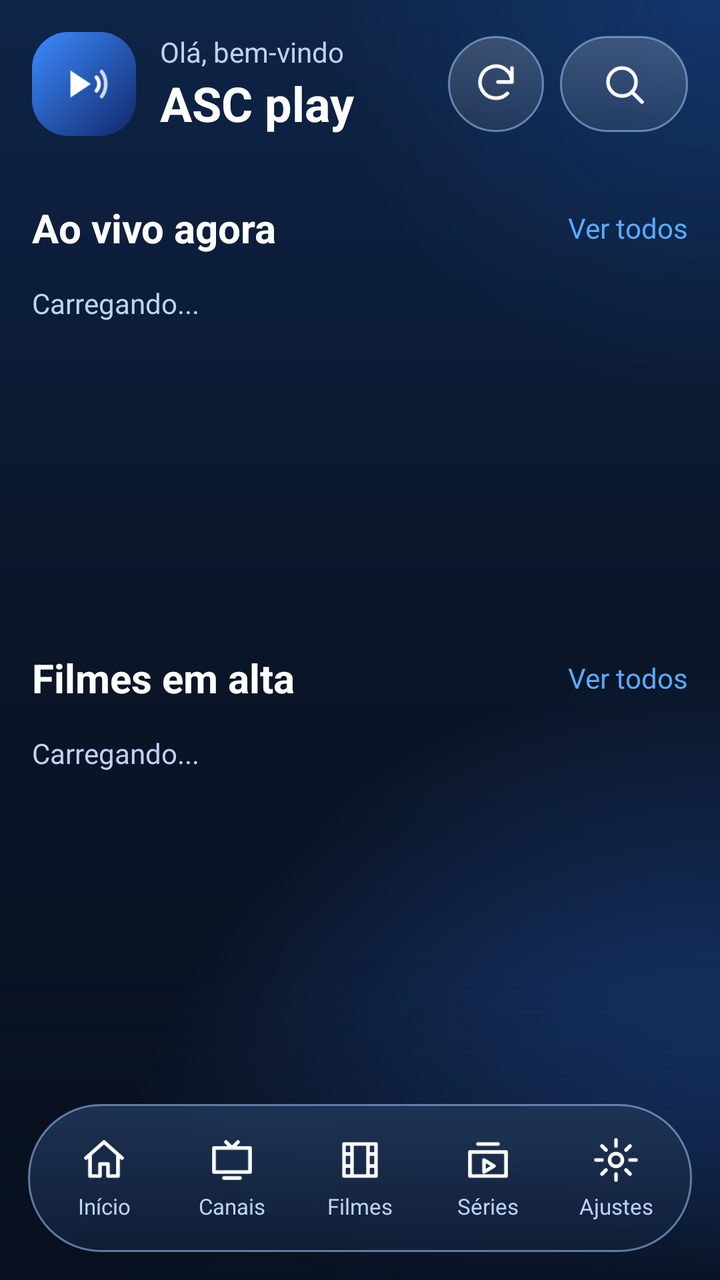
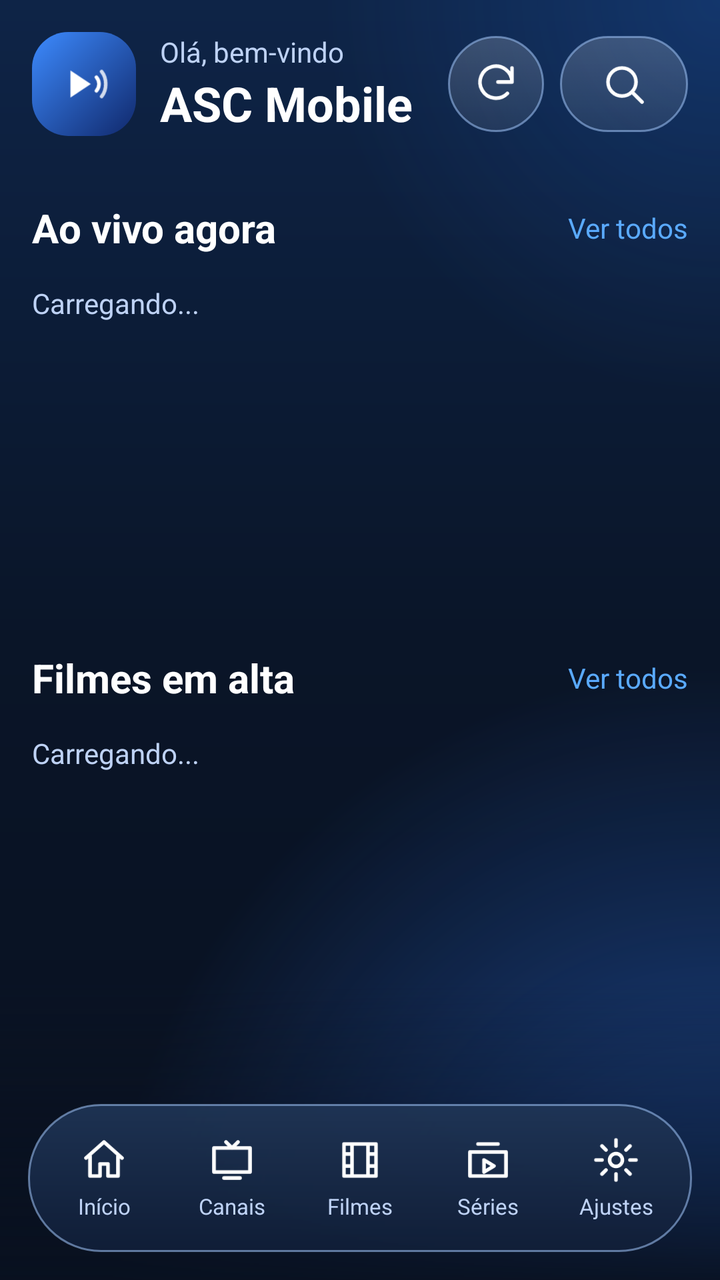

The first picture is an Android layout as it rendered before a commit; the second is the same layout after the commit. The layout source and the unified diff follow.
<!-- AndroidManifest.xml: application theme AppTheme -->
<!-- res/layout/activity_home.xml -->
<?xml version="1.0" encoding="utf-8"?>
<FrameLayout xmlns:android="http://schemas.android.com/apk/res/android"
    android:layout_width="match_parent"
    android:layout_height="match_parent"
    android:background="@drawable/bg_gradient">

    <ScrollView
        android:id="@+id/scroll_home"
        android:layout_width="match_parent"
        android:layout_height="match_parent"
        android:clipToPadding="false"
        android:overScrollMode="never"
        android:paddingBottom="@dimen/nav_clear"
        android:scrollbars="none">

        <LinearLayout
            android:layout_width="match_parent"
            android:layout_height="wrap_content"
            android:orientation="vertical"
            android:paddingStart="@dimen/screen_pad_h"
            android:paddingTop="16dp"
            android:paddingEnd="@dimen/screen_pad_h">

            <LinearLayout
                android:layout_width="match_parent"
                android:layout_height="wrap_content"
                android:gravity="center_vertical"
                android:orientation="horizontal">

                <ImageView
                    android:layout_width="52dp"
                    android:layout_height="52dp"
                    android:contentDescription="ASC play"
                    android:src="@drawable/ic_brand" />

                <LinearLayout
                    android:layout_width="0dp"
                    android:layout_height="wrap_content"
                    android:layout_marginStart="12dp"
                    android:layout_weight="1"
                    android:orientation="vertical">

                    <TextView
                        android:layout_width="wrap_content"
                        android:layout_height="wrap_content"
                        android:text="Olá, bem-vindo"
                        android:textColor="@color/asc_text2"
                        android:textSize="14sp" />

                    <TextView
                        android:layout_width="wrap_content"
                        android:layout_height="wrap_content"
                        android:text="ASC play"
                        android:textColor="@color/asc_text"
                        android:textSize="24sp"
                        android:textStyle="bold" />
                </LinearLayout>

                <ImageView
                    android:id="@+id/nav_refresh"
                    android:layout_width="48dp"
                    android:layout_height="48dp"
                    android:background="@drawable/bg_glass_pill"
                    android:clickable="true"
                    android:contentDescription="Atualizar lista"
                    android:focusable="true"
                    android:padding="12dp"
                    android:src="@drawable/ic_refresh" />

                <ImageView
                    android:id="@+id/btn_search_home"
                    android:layout_width="64dp"
                    android:layout_height="48dp"
                    android:layout_marginStart="8dp"
                    android:background="@drawable/bg_glass_pill"
                    android:clickable="true"
                    android:contentDescription="Pesquisar"
                    android:focusable="true"
                    android:padding="12dp"
                    android:src="@drawable/ic_search" />
            </LinearLayout>

            <LinearLayout
                android:id="@+id/group_update"
                android:layout_width="match_parent"
                android:layout_height="wrap_content"
                android:layout_marginTop="14dp"
                android:background="@drawable/bg_banner_panel"
                android:orientation="vertical"
                android:padding="14dp"
                android:visibility="gone">

                <TextView
                    android:id="@+id/tv_update"
                    android:layout_width="match_parent"
                    android:layout_height="wrap_content"
                    android:textColor="@color/asc_text"
                    android:textSize="15sp" />

                <LinearLayout
                    android:layout_width="match_parent"
                    android:layout_height="wrap_content"
                    android:layout_marginTop="10dp"
                    android:orientation="horizontal">

                    <Button
                        android:id="@+id/btn_update_now"
                        android:layout_width="0dp"
                        android:layout_height="@dimen/btn_min_h"
                        android:layout_marginEnd="8dp"
                        android:layout_weight="1"
                        android:background="@drawable/bg_button"
                        android:text="@string/btn_update_now"
                        android:textAllCaps="false"
                        android:textColor="@color/asc_text"
                        android:textSize="@dimen/btn_text" />

                    <Button
                        android:id="@+id/btn_update_later"
                        android:layout_width="0dp"
                        android:layout_height="@dimen/btn_min_h"
                        android:layout_weight="1"
                        android:background="@drawable/bg_glass_pill"
                        android:text="@string/btn_update_later"
                        android:textAllCaps="false"
                        android:textColor="@color/asc_text"
                        android:textSize="@dimen/btn_text" />
                </LinearLayout>
            </LinearLayout>

            <FrameLayout
                android:id="@+id/banner_featured"
                android:layout_width="match_parent"
                android:layout_height="300dp"
                android:layout_marginTop="16dp"
                android:background="@drawable/bg_home_image"
                android:clipToOutline="true"
                android:visibility="gone">

                <ImageView
                    android:id="@+id/iv_banner"
                    android:layout_width="match_parent"
                    android:layout_height="match_parent"
                    android:contentDescription="@null"
                    android:scaleType="centerCrop" />

                <LinearLayout
                    android:layout_width="match_parent"
                    android:layout_height="wrap_content"
                    android:layout_gravity="bottom"
                    android:layout_margin="12dp"
                    android:background="@drawable/bg_banner_panel"
                    android:orientation="vertical"
                    android:padding="14dp">

                    <TextView
                        android:id="@+id/tv_banner_title"
                        android:layout_width="match_parent"
                        android:layout_height="wrap_content"
                        android:ellipsize="end"
                        android:maxLines="2"
                        android:textColor="@color/asc_text"
                        android:textSize="22sp"
                        android:textStyle="bold" />

                    <Button
                        android:id="@+id/btn_banner_play"
                        android:layout_width="wrap_content"
                        android:layout_height="@dimen/btn_min_h"
                        android:layout_marginTop="10dp"
                        android:background="@drawable/bg_button"
                        android:minWidth="140dp"
                        android:text="Assistir"
                        android:textAllCaps="false"
                        android:textColor="@color/asc_text"
                        android:textSize="@dimen/btn_text"
                        android:textStyle="bold" />
                </LinearLayout>
            </FrameLayout>

            <LinearLayout
                android:id="@+id/group_continue"
                android:layout_width="match_parent"
                android:layout_height="wrap_content"
                android:orientation="vertical"
                android:visibility="gone">

                <TextView
                    android:layout_width="match_parent"
                    android:layout_height="wrap_content"
                    android:layout_marginTop="22dp"
                    android:layout_marginBottom="8dp"
                    android:text="Continue assistindo"
                    android:textColor="@color/asc_text"
                    android:textSize="@dimen/section_text"
                    android:textStyle="bold" />

                <HorizontalScrollView
                    android:layout_width="match_parent"
                    android:layout_height="@dimen/rail_h_poster"
                    android:clipChildren="false"
                    android:clipToPadding="false"
                    android:overScrollMode="never"
                    android:scrollbars="none">

                    <LinearLayout
                        android:id="@+id/rail_continue"
                        android:layout_width="wrap_content"
                        android:layout_height="match_parent"
                        android:clipChildren="false"
                        android:orientation="horizontal" />
                </HorizontalScrollView>
            </LinearLayout>

            <LinearLayout
                android:layout_width="match_parent"
                android:layout_height="wrap_content"
                android:layout_marginTop="22dp"
                android:gravity="center_vertical"
                android:orientation="horizontal">

                <TextView
                    android:layout_width="0dp"
                    android:layout_height="wrap_content"
                    android:layout_weight="1"
                    android:text="Ao vivo agora"
                    android:textColor="@color/asc_text"
                    android:textSize="@dimen/section_text"
                    android:textStyle="bold" />

                <TextView
                    android:id="@+id/more_live"
                    android:layout_width="wrap_content"
                    android:layout_height="48dp"
                    android:clickable="true"
                    android:focusable="true"
                    android:gravity="center_vertical"
                    android:text="Ver todos"
                    android:textColor="@color/asc_blue_light"
                    android:textSize="14sp" />
            </LinearLayout>

            <TextView
                android:id="@+id/st_live"
                android:layout_width="match_parent"
                android:layout_height="wrap_content"
                android:paddingTop="4dp"
                android:text="Carregando..."
                android:textColor="@color/asc_text2"
                android:textSize="14sp" />

            <HorizontalScrollView
                android:layout_width="match_parent"
                android:layout_height="@dimen/rail_h_channel"
                android:clipChildren="false"
                android:clipToPadding="false"
                android:overScrollMode="never"
                android:scrollbars="none">

                <LinearLayout
                    android:id="@+id/rail_live"
                    android:layout_width="wrap_content"
                    android:layout_height="match_parent"
                    android:clipChildren="false"
                    android:orientation="horizontal" />
            </HorizontalScrollView>

            <LinearLayout
                android:layout_width="match_parent"
                android:layout_height="wrap_content"
                android:layout_marginTop="22dp"
                android:gravity="center_vertical"
                android:orientation="horizontal">

                <TextView
                    android:layout_width="0dp"
                    android:layout_height="wrap_content"
                    android:layout_weight="1"
                    android:text="Filmes em alta"
                    android:textColor="@color/asc_text"
                    android:textSize="@dimen/section_text"
                    android:textStyle="bold" />

                <TextView
                    android:id="@+id/more_movie"
                    android:layout_width="wrap_content"
                    android:layout_height="48dp"
                    android:clickable="true"
                    android:focusable="true"
                    android:gravity="center_vertical"
                    android:text="Ver todos"
                    android:textColor="@color/asc_blue_light"
                    android:textSize="14sp" />
            </LinearLayout>

            <TextView
                android:id="@+id/st_movie"
                android:layout_width="match_parent"
                android:layout_height="wrap_content"
                android:paddingTop="4dp"
                android:text="Carregando..."
                android:textColor="@color/asc_text2"
                android:textSize="14sp" />

            <HorizontalScrollView
                android:layout_width="match_parent"
                android:layout_height="@dimen/rail_h_poster"
                android:clipChildren="false"
                android:clipToPadding="false"
                android:overScrollMode="never"
                android:scrollbars="none">

                <LinearLayout
                    android:id="@+id/rail_movie"
                    android:layout_width="wrap_content"
                    android:layout_height="match_parent"
                    android:clipChildren="false"
                    android:orientation="horizontal" />
            </HorizontalScrollView>

            <LinearLayout
                android:layout_width="match_parent"
                android:layout_height="wrap_content"
                android:layout_marginTop="22dp"
                android:gravity="center_vertical"
                android:orientation="horizontal">

                <TextView
                    android:layout_width="0dp"
                    android:layout_height="wrap_content"
                    android:layout_weight="1"
                    android:text="Séries em alta"
                    android:textColor="@color/asc_text"
                    android:textSize="@dimen/section_text"
                    android:textStyle="bold" />

                <TextView
                    android:id="@+id/more_series"
                    android:layout_width="wrap_content"
                    android:layout_height="48dp"
                    android:clickable="true"
                    android:focusable="true"
                    android:gravity="center_vertical"
                    android:text="Ver todos"
                    android:textColor="@color/asc_blue_light"
                    android:textSize="14sp" />
            </LinearLayout>

            <TextView
                android:id="@+id/st_series"
                android:layout_width="match_parent"
                android:layout_height="wrap_content"
                android:paddingTop="4dp"
                android:text="Carregando..."
                android:textColor="@color/asc_text2"
                android:textSize="14sp" />

            <HorizontalScrollView
                android:layout_width="match_parent"
                android:layout_height="@dimen/rail_h_poster"
                android:clipChildren="false"
                android:clipToPadding="false"
                android:overScrollMode="never"
                android:scrollbars="none">

                <LinearLayout
                    android:id="@+id/rail_series"
                    android:layout_width="wrap_content"
                    android:layout_height="match_parent"
                    android:clipChildren="false"
                    android:orientation="horizontal" />
            </HorizontalScrollView>
        </LinearLayout>
    </ScrollView>

    <View
        android:layout_width="match_parent"
        android:layout_height="150dp"
        android:layout_gravity="bottom"
        android:background="@drawable/bg_fade_bottom"
        android:clickable="false" />

    <include
        android:id="@+id/group_nav"
        layout="@layout/layout_nav"
        android:layout_width="match_parent"
        android:layout_height="wrap_content"
        android:layout_gravity="bottom"
        android:layout_marginLeft="@dimen/nav_margin"
        android:layout_marginRight="@dimen/nav_margin"
        android:layout_marginBottom="@dimen/nav_margin" />
</FrameLayout>
<!-- res/layout/layout_nav.xml (included above) -->
<?xml version="1.0" encoding="utf-8"?>
<LinearLayout xmlns:android="http://schemas.android.com/apk/res/android"
    android:layout_width="match_parent"
    android:layout_height="wrap_content"
    android:background="@drawable/bg_nav"
    android:gravity="center"
    android:orientation="horizontal"
    android:padding="6dp">

    <TextView
        android:id="@+id/nav_home"
        android:layout_width="0dp"
        android:layout_height="58dp"
        android:layout_margin="2dp"
        android:layout_weight="1"
        android:background="@drawable/bg_nav_item"
        android:clickable="true"
        android:contentDescription="Início"
        android:drawableTop="@drawable/ic_nav_home"
        android:drawablePadding="2dp"
        android:focusable="true"
        android:gravity="center"
        android:paddingTop="8dp"
        android:paddingBottom="6dp"
        android:singleLine="true"
        android:text="Início"
        android:textColor="@color/nav_text"
        android:textSize="11sp" />

    <TextView
        android:id="@+id/nav_live"
        android:layout_width="0dp"
        android:layout_height="58dp"
        android:layout_margin="2dp"
        android:layout_weight="1"
        android:background="@drawable/bg_nav_item"
        android:clickable="true"
        android:contentDescription="Canais"
        android:drawableTop="@drawable/ic_nav_live"
        android:drawablePadding="2dp"
        android:focusable="true"
        android:gravity="center"
        android:paddingTop="8dp"
        android:paddingBottom="6dp"
        android:singleLine="true"
        android:text="Canais"
        android:textColor="@color/nav_text"
        android:textSize="11sp" />

    <TextView
        android:id="@+id/nav_movie"
        android:layout_width="0dp"
        android:layout_height="58dp"
        android:layout_margin="2dp"
        android:layout_weight="1"
        android:background="@drawable/bg_nav_item"
        android:clickable="true"
        android:contentDescription="Filmes"
        android:drawableTop="@drawable/ic_nav_movie"
        android:drawablePadding="2dp"
        android:focusable="true"
        android:gravity="center"
        android:paddingTop="8dp"
        android:paddingBottom="6dp"
        android:singleLine="true"
        android:text="Filmes"
        android:textColor="@color/nav_text"
        android:textSize="11sp" />

    <TextView
        android:id="@+id/nav_series"
        android:layout_width="0dp"
        android:layout_height="58dp"
        android:layout_margin="2dp"
        android:layout_weight="1"
        android:background="@drawable/bg_nav_item"
        android:clickable="true"
        android:contentDescription="Séries"
        android:drawableTop="@drawable/ic_nav_series"
        android:drawablePadding="2dp"
        android:focusable="true"
        android:gravity="center"
        android:paddingTop="8dp"
        android:paddingBottom="6dp"
        android:singleLine="true"
        android:text="Séries"
        android:textColor="@color/nav_text"
        android:textSize="11sp" />

    <TextView
        android:id="@+id/nav_settings"
        android:layout_width="0dp"
        android:layout_height="58dp"
        android:layout_margin="2dp"
        android:layout_weight="1"
        android:background="@drawable/bg_nav_item"
        android:clickable="true"
        android:contentDescription="Ajustes"
        android:drawableTop="@drawable/ic_nav_settings"
        android:drawablePadding="2dp"
        android:focusable="true"
        android:gravity="center"
        android:paddingTop="8dp"
        android:paddingBottom="6dp"
        android:singleLine="true"
        android:text="Ajustes"
        android:textColor="@color/nav_text"
        android:textSize="11sp" />

</LinearLayout>
<!-- resources referenced by this layout -->
<resources>
  <color name="asc_blue_light">#5AAAFF</color>
  <color name="asc_text">#FFFFFF</color>
  <color name="asc_text2">#BED2F5</color>
  <dimen name="btn_min_h">48dp</dimen>
  <dimen name="btn_text">16sp</dimen>
  <dimen name="nav_clear">104dp</dimen>
  <dimen name="nav_margin">14dp</dimen>
  <dimen name="rail_h_channel">132dp</dimen>
  <dimen name="rail_h_poster">260dp</dimen>
  <dimen name="screen_pad_h">16dp</dimen>
  <dimen name="section_text">20sp</dimen>
  <!-- drawable bg_banner_panel (drawable) -->
  <?xml version="1.0" encoding="utf-8"?>
  <shape xmlns:android="http://schemas.android.com/apk/res/android" android:shape="rectangle">
      <gradient android:angle="270" android:startColor="#992A4A7C" android:endColor="#CC0B1B32" />
      <stroke android:width="1dp" android:color="#9996B9EB" />
      <corners android:radius="24dp" />
  </shape>
  <!-- drawable bg_fade_bottom (drawable) -->
  <?xml version="1.0" encoding="utf-8"?>
  <shape xmlns:android="http://schemas.android.com/apk/res/android" android:shape="rectangle">
      <gradient android:angle="270" android:startColor="#000A1426" android:endColor="#F208101F" />
  </shape>
  <!-- drawable bg_home_image (drawable) -->
  <?xml version="1.0" encoding="utf-8"?>
  <shape xmlns:android="http://schemas.android.com/apk/res/android" android:shape="rectangle">
      <gradient android:angle="270" android:startColor="#4A78C8" android:endColor="#1B2A6B" />
      <corners android:radius="22dp" />
  </shape>
  <!-- drawable bg_nav (drawable) -->
  <?xml version="1.0" encoding="utf-8"?>
  <shape xmlns:android="http://schemas.android.com/apk/res/android" android:shape="rectangle">
      <gradient android:angle="270" android:startColor="#E61F3556" android:endColor="#E6101E38" />
      <stroke android:width="1dp" android:color="#9996B9EB" />
      <corners android:radius="36dp" />
  </shape>
  <!-- drawable ic_nav_home (drawable) -->
  <?xml version="1.0" encoding="utf-8"?>
  <vector xmlns:android="http://schemas.android.com/apk/res/android"
      android:width="24dp" android:height="24dp" android:viewportWidth="24" android:viewportHeight="24">
      <path android:fillColor="#00000000" android:strokeColor="#FFFFFF" android:strokeWidth="1.8"
          android:strokeLineCap="round" android:strokeLineJoin="round" android:pathData="M3 11l9-8 9 8M5 10v10h5v-6h4v6h5V10" />
  </vector>
  <!-- drawable ic_nav_live (drawable) -->
  <?xml version="1.0" encoding="utf-8"?>
  <vector xmlns:android="http://schemas.android.com/apk/res/android"
      android:width="24dp" android:height="24dp" android:viewportWidth="24" android:viewportHeight="24">
      <path android:fillColor="#00000000" android:strokeColor="#FFFFFF" android:strokeWidth="1.8"
          android:strokeLineCap="round" android:strokeLineJoin="round" android:pathData="M3 6h18v12H3zM8 21h8M9 3l3 3 3-3" />
  </vector>
  <!-- drawable ic_refresh (drawable) -->
  <?xml version="1.0" encoding="utf-8"?>
  <vector xmlns:android="http://schemas.android.com/apk/res/android"
      android:width="24dp" android:height="24dp" android:viewportWidth="24" android:viewportHeight="24">
      <path android:fillColor="#00000000" android:strokeColor="#FFFFFF" android:strokeWidth="1.8"
          android:strokeLineCap="round" android:strokeLineJoin="round" android:pathData="M20 11a8 8 0 1 0 -2.3 5.7M20 4v7h-7" />
  </vector>
  <string name="btn_update_later">Depois</string>
  <string name="btn_update_now">Atualizar</string>
  <style name="AppTheme" parent="android:Theme.Material.NoActionBar">
          <item name="android:windowBackground">@drawable/bg_gradient</item>
          <item name="android:statusBarColor">#0B1B32</item>
          <item name="android:navigationBarColor">#08101F</item>
          <item name="android:colorAccent">@color/asc_blue</item>
          <item name="android:textColorHint">#8FA6CC</item>
      </style>
  <color name="asc_blue">#2F7DFF</color>
  <!-- unchanged entries left out for length: 10 -->
</resources>

<!-- the commit's change to res/layout/activity_home.xml (unified diff, before → after) -->
@@ -30,7 +30,7 @@
                 <ImageView
                     android:layout_width="52dp"
                     android:layout_height="52dp"
-                    android:contentDescription="ASC play"
+                    android:contentDescription="ASC Mobile"
                     android:src="@drawable/ic_brand" />
 
                 <LinearLayout
@@ -50,7 +50,7 @@
                     <TextView
                         android:layout_width="wrap_content"
                         android:layout_height="wrap_content"
-                        android:text="ASC play"
+                        android:text="ASC Mobile"
                         android:textColor="@color/asc_text"
                         android:textSize="24sp"
                         android:textStyle="bold" />
